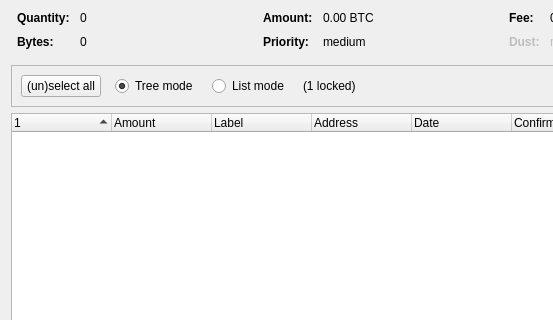
Before: the Qt Designer form src/qt/forms/coincontroldialog.ui in raffermeko/bitcoin, drawn with Qt 5; both pictures show x 0 to 553 and y 0 to 320 of the 1000 by 500 pixel window.
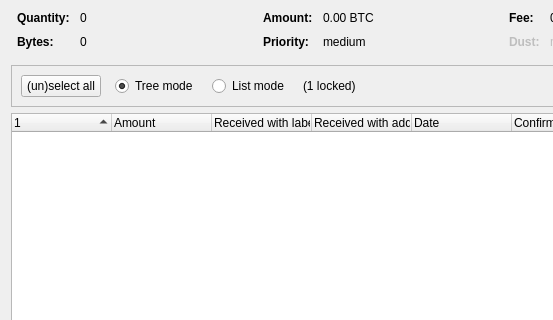
After: the same form once the commit is applied. Custom widgets are drawn as their Qt base class.

Commit message: Bugfix: Clarify coin control dialog labels

What changed in the file:
```diff
--- a/src/qt/forms/coincontroldialog.ui
+++ b/src/qt/forms/coincontroldialog.ui
@@ -451,12 +451,12 @@
      </column>
      <column>
       <property name="text">
-       <string notr="true">Label</string>
+       <string>Received with label</string>
       </property>
      </column>
      <column>
       <property name="text">
-       <string>Address</string>
+       <string>Received with address</string>
       </property>
      </column>
      <column>
```
Left out of the diff: 2 changed lines with no effect on the pictures.
